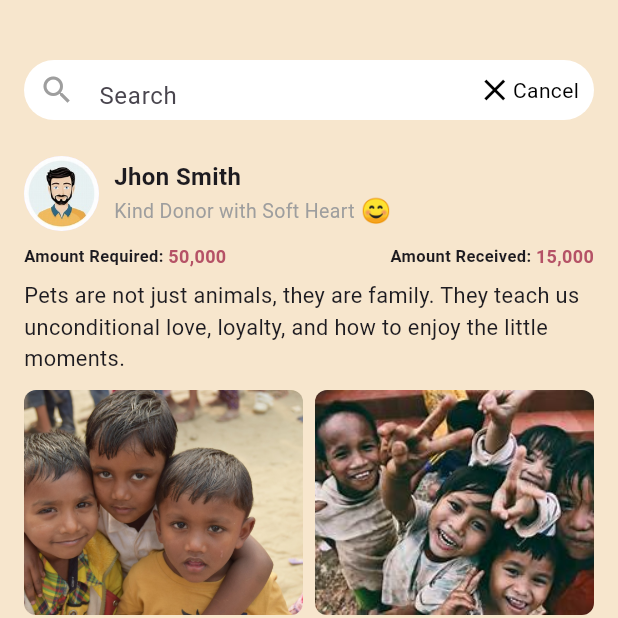
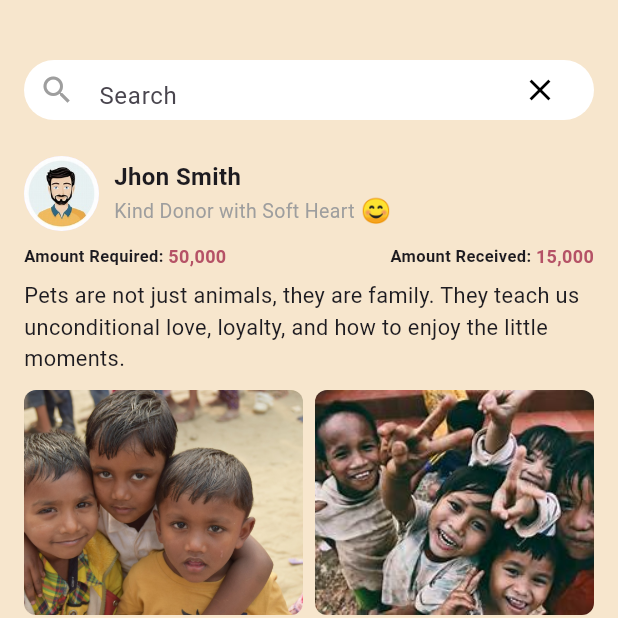
Before and after one commit to Nensi-Devani/kindora, a Flutter app: the HomeScreen screen opened directly, on a phone screen of 412 x 824 dp, the top half of it. Run offline on Flutter 3.47's test engine with Material 3 defaults, Android fonts, the phone set to English and light mode, and no system bars.

Commit message:
remove cancel text

```diff
--- a/lib/screens/home_screen.dart
+++ b/lib/screens/home_screen.dart
@@ -85,7 +85,7 @@ class HomeScreen extends StatelessWidget {
               Icon(Icons.close, color: Colors.black),
               Padding(
                 padding: EdgeInsets.only(right: 10),
-                child: Text("Cancel", style: TextStyle(color: Colors.black)),
+                child: Text("", style: TextStyle(color: Colors.black)),
               ),
             ],
           ),
```
